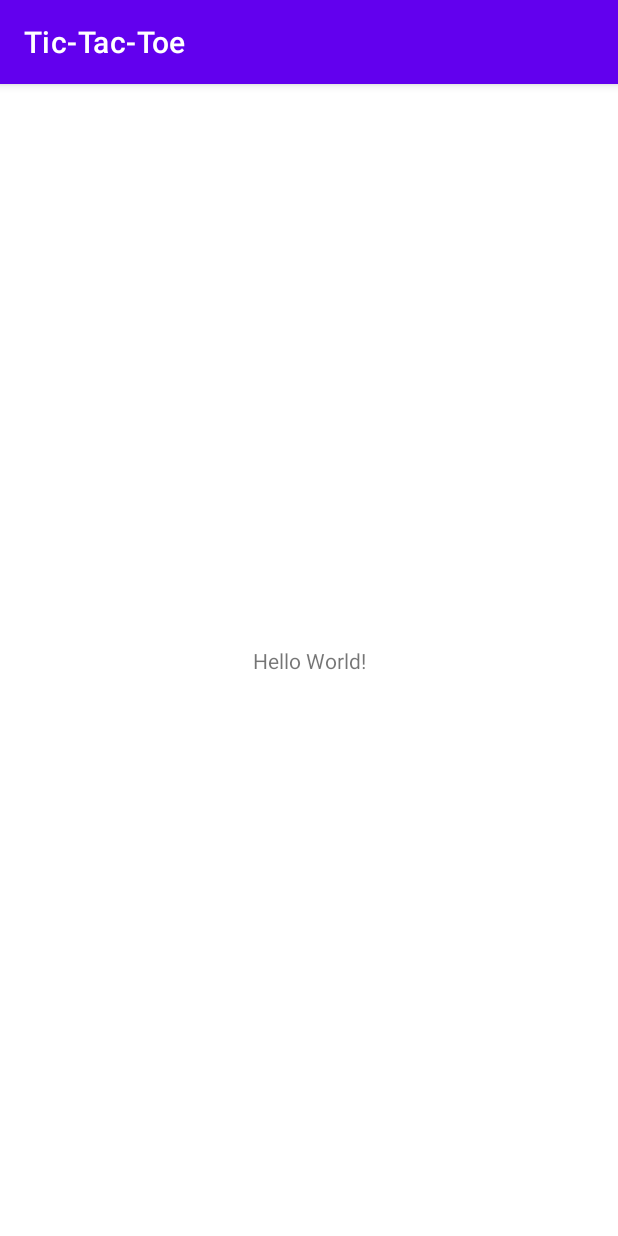
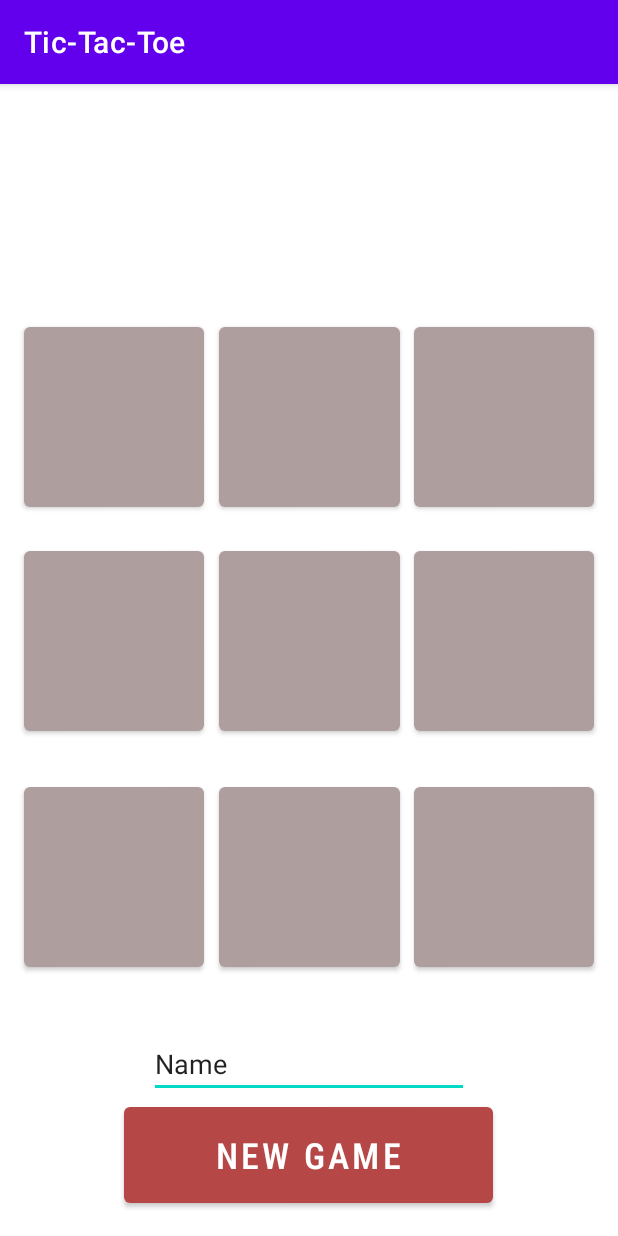
Before and after one commit to melyman95/Tic-Tac-Toe, an Android app: the screen it shows after launch (MainActivity), on a phone screen of 412 x 824 dp. Run offline under Robolectric (Android 15) with nearby library versions, the phone set to English and light mode, and no system bars.

Commit message:
Created layout for game

```diff
--- a/app/src/main/res/layout/activity_main.xml
+++ b/app/src/main/res/layout/activity_main.xml
@@ -6,13 +6,154 @@
     android:layout_height="match_parent"
     tools:context=".MainActivity">
 
-    <TextView
+    <Button
+        android:id="@+id/button"
+        android:layout_width="0dp"
+        android:layout_height="0dp"
+        android:layout_marginStart="16dp"
+        android:layout_marginLeft="16dp"
+        android:layout_marginTop="156dp"
+        android:layout_marginEnd="10dp"
+        android:layout_marginRight="10dp"
+        android:layout_marginBottom="17dp"
+        app:backgroundTint="#AF9E9E"
+        app:layout_constraintBottom_toTopOf="@+id/button4"
+        app:layout_constraintEnd_toStartOf="@+id/button2"
+        app:layout_constraintStart_toStartOf="parent"
+        app:layout_constraintTop_toTopOf="parent" />
+
+    <Button
+        android:id="@+id/button2"
+        android:layout_width="0dp"
+        android:layout_height="0dp"
+        android:layout_marginTop="156dp"
+        android:layout_marginEnd="9dp"
+        android:layout_marginRight="9dp"
+        android:layout_marginBottom="17dp"
+        app:backgroundTint="#AF9E9E"
+        app:layout_constraintBottom_toTopOf="@+id/button5"
+        app:layout_constraintEnd_toStartOf="@+id/button3"
+        app:layout_constraintStart_toEndOf="@+id/button"
+        app:layout_constraintTop_toTopOf="parent" />
+
+    <Button
+        android:id="@+id/button3"
+        android:layout_width="0dp"
+        android:layout_height="0dp"
+        android:layout_marginTop="156dp"
+        android:layout_marginEnd="16dp"
+        android:layout_marginRight="16dp"
+        android:layout_marginBottom="17dp"
+        app:backgroundTint="#AF9E9E"
+        app:layout_constraintBottom_toTopOf="@+id/button6"
+        app:layout_constraintEnd_toEndOf="parent"
+        app:layout_constraintStart_toEndOf="@+id/button2"
+        app:layout_constraintTop_toTopOf="parent" />
+
+    <Button
+        android:id="@+id/button4"
+        android:layout_width="0dp"
+        android:layout_height="0dp"
+        android:layout_marginStart="16dp"
+        android:layout_marginLeft="16dp"
+        android:layout_marginEnd="10dp"
+        android:layout_marginRight="10dp"
+        android:layout_marginBottom="25dp"
+        app:backgroundTint="#AF9E9E"
+        app:layout_constraintBottom_toTopOf="@+id/button7"
+        app:layout_constraintEnd_toStartOf="@+id/button5"
+        app:layout_constraintStart_toStartOf="parent"
+        app:layout_constraintTop_toBottomOf="@+id/button" />
+
+    <Button
+        android:id="@+id/button5"
+        android:layout_width="0dp"
+        android:layout_height="0dp"
+        android:layout_marginEnd="9dp"
+        android:layout_marginRight="9dp"
+        android:layout_marginBottom="25dp"
+        app:backgroundTint="#AF9E9E"
+        app:layout_constraintBottom_toTopOf="@+id/button8"
+        app:layout_constraintEnd_toStartOf="@+id/button6"
+        app:layout_constraintStart_toEndOf="@+id/button4"
+        app:layout_constraintTop_toBottomOf="@+id/button2" />
+
+    <Button
+        android:id="@+id/button6"
+        android:layout_width="0dp"
+        android:layout_height="0dp"
+        android:layout_marginEnd="16dp"
+        android:layout_marginRight="16dp"
+        android:layout_marginBottom="25dp"
+        app:backgroundTint="#AF9E9E"
+        app:layout_constraintBottom_toTopOf="@+id/button9"
+        app:layout_constraintEnd_toEndOf="parent"
+        app:layout_constraintStart_toEndOf="@+id/button5"
+        app:layout_constraintTop_toBottomOf="@+id/button3" />
+
+    <Button
+        android:id="@+id/button7"
+        android:layout_width="0dp"
+        android:layout_height="0dp"
+        android:layout_marginStart="16dp"
+        android:layout_marginLeft="16dp"
+        android:layout_marginEnd="10dp"
+        android:layout_marginRight="10dp"
+        android:layout_marginBottom="173dp"
+        app:backgroundTint="#AF9E9E"
+        app:layout_constraintBottom_toBottomOf="parent"
+        app:layout_constraintEnd_toStartOf="@+id/button8"
+        app:layout_constraintStart_toStartOf="parent"
+        app:layout_constraintTop_toBottomOf="@+id/button4" />
+
+    <Button
+        android:id="@+id/button8"
+        android:layout_width="0dp"
+        android:layout_height="0dp"
+        android:layout_marginEnd="9dp"
+        android:layout_marginRight="9dp"
+        android:layout_marginBottom="173dp"
+        app:backgroundTint="#AF9E9E"
+        app:layout_constraintBottom_toBottomOf="parent"
+        app:layout_constraintEnd_toStartOf="@+id/button9"
+        app:layout_constraintStart_toEndOf="@+id/button7"
+        app:layout_constraintTop_toBottomOf="@+id/button5" />
+
+    <Button
+        android:id="@+id/button9"
+        android:layout_width="0dp"
+        android:layout_height="0dp"
+        android:layout_marginEnd="16dp"
+        android:layout_marginRight="16dp"
+        android:layout_marginBottom="173dp"
+        app:backgroundTint="#AF9E9E"
+        app:layout_constraintBottom_toBottomOf="parent"
+        app:layout_constraintEnd_toEndOf="parent"
+        app:layout_constraintStart_toEndOf="@+id/button8"
+        app:layout_constraintTop_toBottomOf="@+id/button6" />
+
+    <EditText
+        android:id="@+id/turnText"
         android:layout_width="wrap_content"
         android:layout_height="wrap_content"
-        android:text="Hello World!"
+        android:ems="10"
+        android:inputType="textPersonName"
+        android:text="Name"
+        app:layout_constraintBottom_toTopOf="@+id/newGameButton"
+        app:layout_constraintEnd_toEndOf="parent"
+        app:layout_constraintStart_toStartOf="parent" />
+
+    <Button
+        android:id="@+id/newGameButton"
+        android:layout_width="246dp"
+        android:layout_height="76dp"
+        android:layout_marginBottom="16dp"
+        android:fontFamily="sans-serif-condensed-medium"
+        android:text="New Game"
+        android:textSize="24sp"
+        app:backgroundTint="#B54747"
         app:layout_constraintBottom_toBottomOf="parent"
-        app:layout_constraintLeft_toLeftOf="parent"
-        app:layout_constraintRight_toRightOf="parent"
-        app:layout_constraintTop_toTopOf="parent" />
-
+        app:layout_constraintEnd_toEndOf="parent"
+        app:layout_constraintHorizontal_bias="0.498"
+        app:layout_constraintStart_toStartOf="parent" />
 </androidx.constraintlayout.widget.ConstraintLayout>
```
